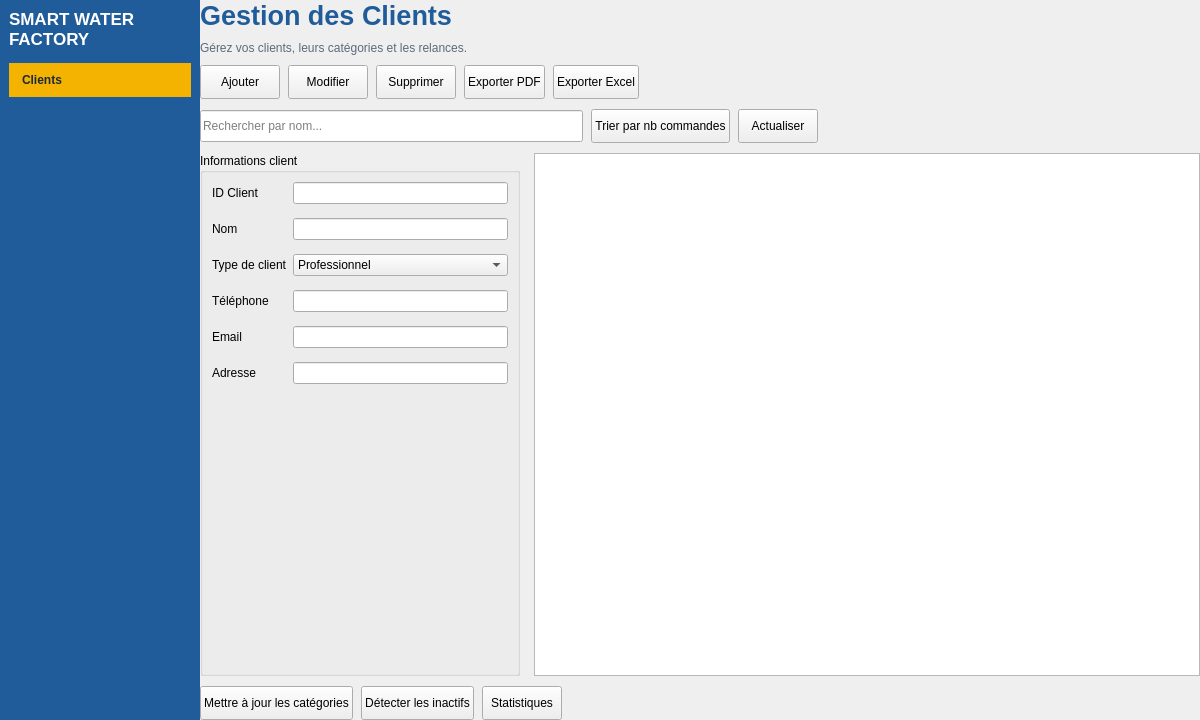
Old version of the form mainwindow.ui in the repository hamzamadhi05-byte/SmartWaterFactory.
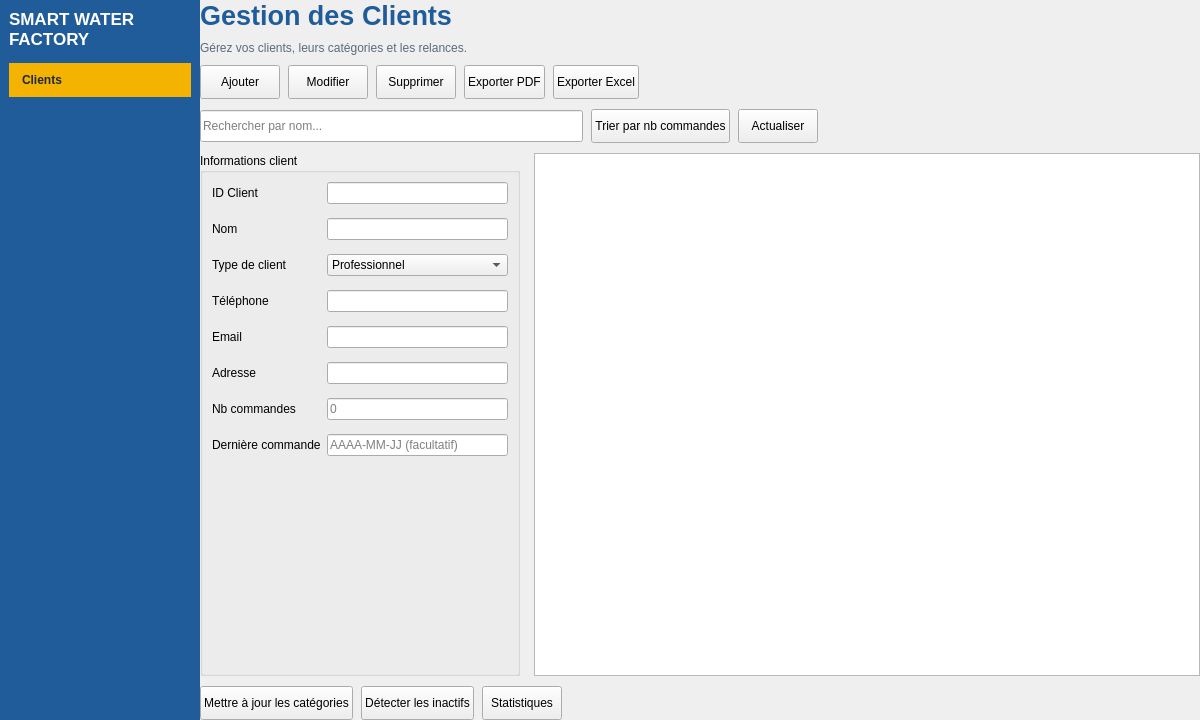
New version of the form.

Commit message: Champs nb commandes et derniere commande

The edit to the form file:
```diff
--- a/mainwindow.ui
+++ b/mainwindow.ui
@@ -359,6 +359,34 @@
            <item row="5" column="1">
             <widget class="QLineEdit" name="leAdresse"/>
            </item>
+           <item row="6" column="0">
+            <widget class="QLabel" name="lblNbCmd">
+             <property name="text">
+              <string>Nb commandes</string>
+             </property>
+            </widget>
+           </item>
+           <item row="6" column="1">
+            <widget class="QLineEdit" name="leNbCmd">
+             <property name="placeholderText">
+              <string>0</string>
+             </property>
+            </widget>
+           </item>
+           <item row="7" column="0">
+            <widget class="QLabel" name="lblDerniereCmd">
+             <property name="text">
+              <string>Dernière commande</string>
+             </property>
+            </widget>
+           </item>
+           <item row="7" column="1">
+            <widget class="QLineEdit" name="leDerniereCmd">
+             <property name="placeholderText">
+              <string>AAAA-MM-JJ (facultatif)</string>
+             </property>
+            </widget>
+           </item>
           </layout>
          </widget>
         </item>
```
The commit also changes 1 other file.
